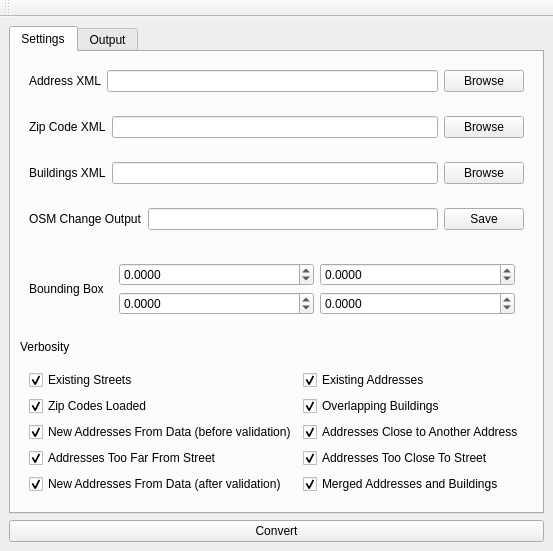
Above: MainForm.ui from saiarcot895/osm-fulton-address before the change. Below: the same form after it.
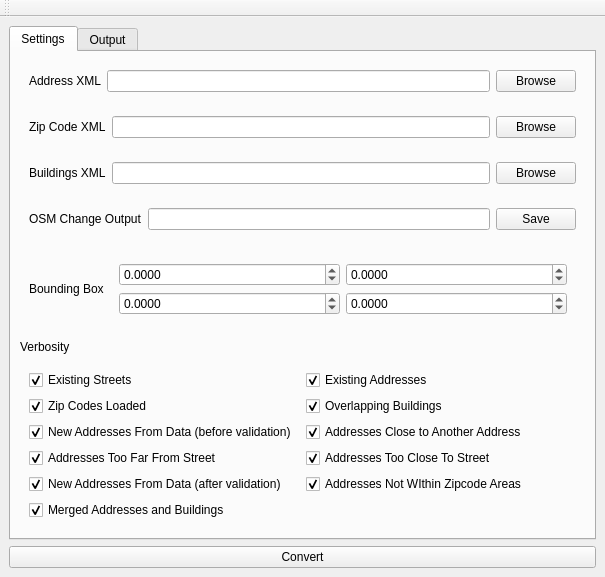
That is the form after the change.

Commit message:
Fix reading in zipcodes
Add a logging option for addresses removed due to not being in the zipcode area

```diff
--- a/MainForm.ui
+++ b/MainForm.ui
@@ -2,6 +2,14 @@
 <ui version="4.0">
  <class>mainForm</class>
  <widget class="QMainWindow" name="mainForm">
+  <property name="geometry">
+   <rect>
+    <x>0</x>
+    <y>0</y>
+    <width>605</width>
+    <height>565</height>
+   </rect>
+  </property>
   <property name="windowTitle">
    <string>Converter</string>
   </property>
@@ -233,7 +241,7 @@
              </property>
             </widget>
            </item>
-           <item row="0" column="1">
+           <item row="0" column="2">
             <widget class="QCheckBox" name="checkBox_2">
              <property name="text">
               <string>Existing Addresses</string>
@@ -243,7 +251,7 @@
              </property>
             </widget>
            </item>
-           <item row="2" column="1">
+           <item row="2" column="2">
             <widget class="QCheckBox" name="checkBox_4">
              <property name="text">
               <string>Addresses Close to Another Address</string>
@@ -253,16 +261,6 @@
              </property>
             </widget>
            </item>
-           <item row="2" column="0">
-            <widget class="QCheckBox" name="checkBox_3">
-             <property name="text">
-              <string>New Addresses From Data (before validation)</string>
-             </property>
-             <property name="checked">
-              <bool>true</bool>
-             </property>
-            </widget>
-           </item>
            <item row="3" column="0">
             <widget class="QCheckBox" name="checkBox_5">
              <property name="text">
@@ -273,7 +271,7 @@
              </property>
             </widget>
            </item>
-           <item row="3" column="1">
+           <item row="3" column="2">
             <widget class="QCheckBox" name="checkBox_6">
              <property name="text">
               <string>Addresses Too Close To Street</string>
@@ -303,7 +301,7 @@
              </property>
             </widget>
            </item>
-           <item row="1" column="1">
+           <item row="1" column="2">
             <widget class="QCheckBox" name="checkBox_9">
              <property name="text">
               <string>Overlapping Buildings</string>
@@ -313,7 +311,17 @@
              </property>
             </widget>
            </item>
-           <item row="4" column="1">
+           <item row="2" column="0">
+            <widget class="QCheckBox" name="checkBox_3">
+             <property name="text">
+              <string>New Addresses From Data (before validation)</string>
+             </property>
+             <property name="checked">
+              <bool>true</bool>
+             </property>
+            </widget>
+           </item>
+           <item row="5" column="0">
             <widget class="QCheckBox" name="checkBox_10">
              <property name="text">
               <string>Merged Addresses and Buildings</string>
@@ -323,6 +331,16 @@
              </property>
             </widget>
            </item>
+           <item row="4" column="2">
+            <widget class="QCheckBox" name="checkBox_11">
+             <property name="text">
+              <string>Addresses Not WIthin Zipcode Areas</string>
+             </property>
+             <property name="checked">
+              <bool>true</bool>
+             </property>
+            </widget>
+           </item>
           </layout>
          </widget>
         </item>
```
Left out of the diff: 1 changed line with no effect on the pictures. The commit also changes 1 other file.
